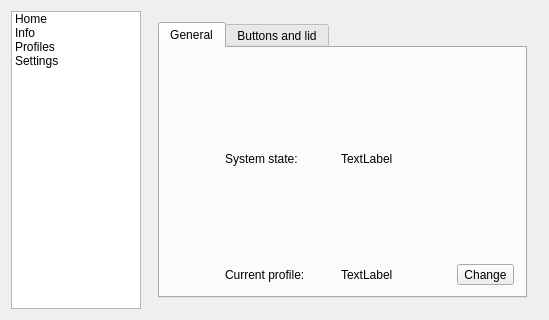
Old version of the form src-qt5/pc-power/pc-power/mainwindow.ui in the repository yurkis/pcbsd.
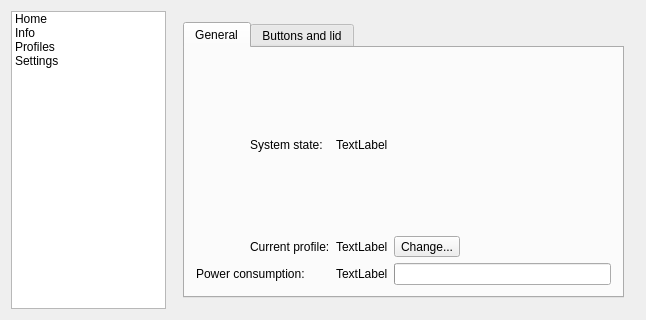
New version of the form. Icons and pictures are not drawn.

Commit message: pc-power: power consumption displaying

```diff
--- a/src-qt5/pc-power/pc-power/mainwindow.ui
+++ b/src-qt5/pc-power/pc-power/mainwindow.ui
@@ -6,7 +6,7 @@
    <rect>
     <x>0</x>
     <y>0</y>
-    <width>549</width>
+    <width>646</width>
     <height>320</height>
    </rect>
   </property>
@@ -177,13 +177,37 @@
               <item row="1" column="3">
                <widget class="QToolButton" name="changeProfileButton">
                 <property name="text">
-                 <string>Change</string>
+                 <string>Change...</string>
                 </property>
                 <property name="popupMode">
                  <enum>QToolButton::InstantPopup</enum>
                 </property>
                </widget>
               </item>
+              <item row="2" column="0" colspan="2">
+               <widget class="QLabel" name="label_3">
+                <property name="text">
+                 <string>Power consumption:</string>
+                </property>
+               </widget>
+              </item>
+              <item row="2" column="2">
+               <widget class="QLabel" name="powerConsumptionLabel">
+                <property name="text">
+                 <string>TextLabel</string>
+                </property>
+               </widget>
+              </item>
+              <item row="2" column="3">
+               <widget class="QProgressBar" name="powerConsumptionPB">
+                <property name="maximum">
+                 <number>1</number>
+                </property>
+                <property name="value">
+                 <number>-1</number>
+                </property>
+               </widget>
+              </item>
              </layout>
             </item>
            </layout>
```
Left out of the diff: 2 changed lines with no effect on the pictures. The commit also changes 3 other files.
